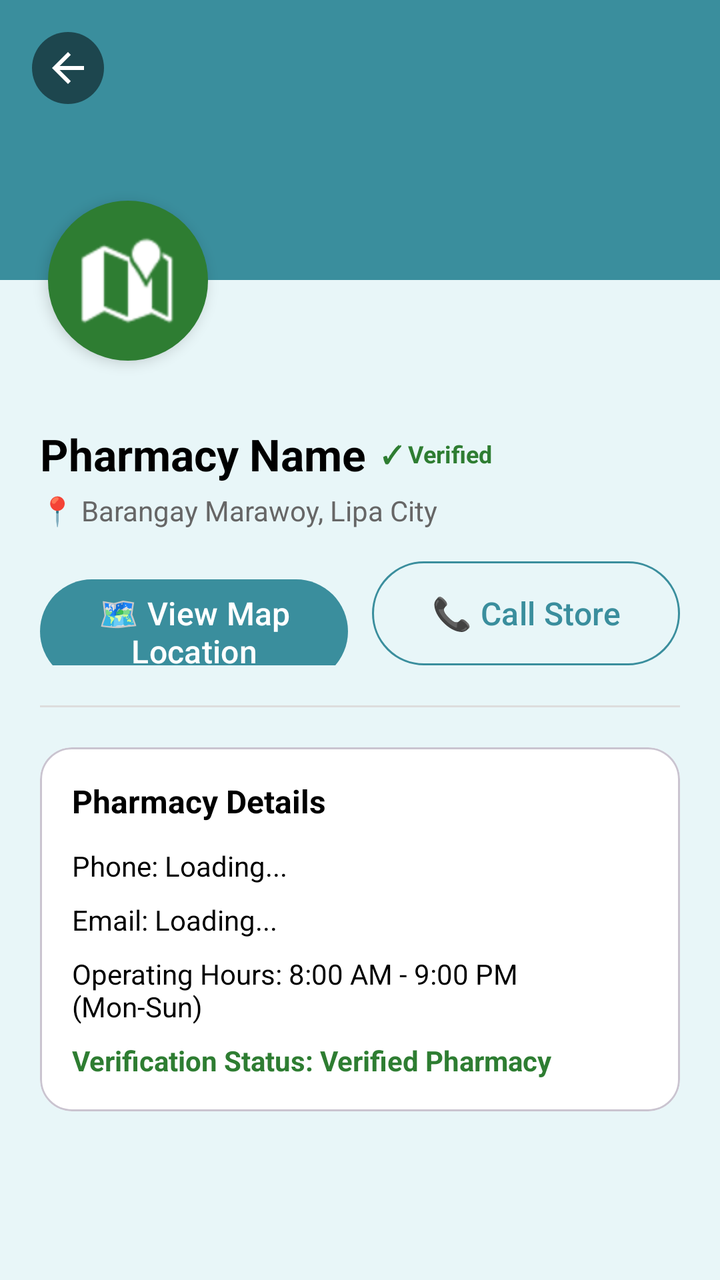
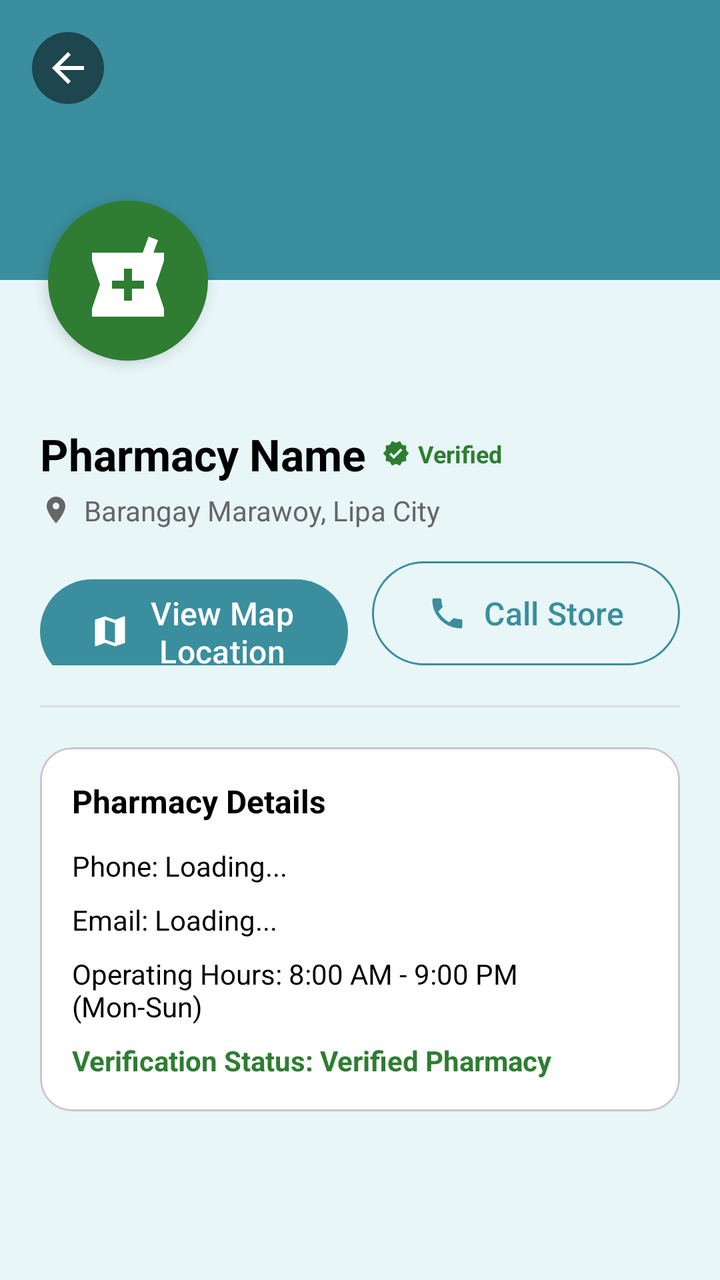

Screens rendered from an Android XML layout before and after an edit, with the pre-edit source and the edit as a unified diff.
<!-- AndroidManifest.xml: application theme Theme.PharmaFind -->
<!-- res/layout/activity_pharmacy_profile.xml -->
<?xml version="1.0" encoding="utf-8"?>
<androidx.constraintlayout.widget.ConstraintLayout xmlns:android="http://schemas.android.com/apk/res/android"
    xmlns:app="http://schemas.android.com/apk/res-auto"
    android:layout_width="match_parent"
    android:layout_height="match_parent"
    android:background="@color/background_light">

    
    <View
        android:id="@+id/coverHeader"
        android:layout_width="match_parent"
        android:layout_height="140dp"
        android:background="@color/primary_teal"
        app:layout_constraintTop_toTopOf="parent" />

    <ImageButton
        android:id="@+id/btnBackPharmacyProfile"
        android:layout_width="36dp"
        android:layout_height="36dp"
        android:layout_margin="16dp"
        android:background="@drawable/circle_background"
        android:backgroundTint="#80000000"
        android:contentDescription="Back"
        android:src="@drawable/ic_arrow_back"
        app:tint="@color/white"
        app:layout_constraintStart_toStartOf="parent"
        app:layout_constraintTop_toTopOf="parent" />

    
    <ImageView
        android:id="@+id/ivPharmacyProfileAvatar"
        android:layout_width="80dp"
        android:layout_height="80dp"
        android:layout_marginStart="24dp"
        android:layout_marginTop="-40dp"
        android:background="@drawable/circle_background"
        android:backgroundTint="#2E7D32"
        android:contentDescription="Pharmacy Avatar"
        android:elevation="4dp"
        android:padding="16dp"
        android:src="@android:drawable/ic_dialog_map"
        app:tint="@color/white"
        app:layout_constraintStart_toStartOf="parent"
        app:layout_constraintTop_toBottomOf="@id/coverHeader" />

    <ScrollView
        android:layout_width="match_parent"
        android:layout_height="0dp"
        android:layout_marginTop="12dp"
        app:layout_constraintBottom_toBottomOf="parent"
        app:layout_constraintTop_toBottomOf="@id/ivPharmacyProfileAvatar">

        <LinearLayout
            android:layout_width="match_parent"
            android:layout_height="wrap_content"
            android:orientation="vertical"
            android:padding="20dp">

            
            <LinearLayout
                android:layout_width="wrap_content"
                android:layout_height="wrap_content"
                android:gravity="center_vertical"
                android:orientation="horizontal">

                <TextView
                    android:id="@+id/tvPharmacyNameTitle"
                    android:layout_width="wrap_content"
                    android:layout_height="wrap_content"
                    android:text="Pharmacy Name"
                    android:textColor="@color/black"
                    android:textSize="22sp"
                    android:textStyle="bold" />

                <TextView
                    android:id="@+id/tvPharmacyVerifiedBadge"
                    android:layout_width="wrap_content"
                    android:layout_height="wrap_content"
                    android:layout_marginStart="8dp"
                    android:text="✓ Verified"
                    android:textColor="#2E7D32"
                    android:textSize="12sp"
                    android:textStyle="bold" />

            </LinearLayout>

            <TextView
                android:id="@+id/tvPharmacyAddress"
                android:layout_width="wrap_content"
                android:layout_height="wrap_content"
                android:layout_marginTop="4dp"
                android:text="📍 Barangay Marawoy, Lipa City"
                android:textColor="@color/text_gray"
                android:textSize="14sp" />

            
            <LinearLayout
                android:layout_width="match_parent"
                android:layout_height="wrap_content"
                android:layout_marginTop="16dp"
                android:orientation="horizontal">

                <com.google.android.material.button.MaterialButton
                    style="@style/Widget.PharmaFind.Button"
                    android:id="@+id/btnOpenMaps"
                    android:layout_width="0dp"
                    android:layout_marginEnd="6dp"
                    android:layout_weight="1"
                    android:text="🗺️ View Map Location" />

                <com.google.android.material.button.MaterialButton
                    style="@style/Widget.PharmaFind.Button.Outlined"
                    android:id="@+id/btnCallPharmacy"
                    android:layout_width="0dp"
                    android:layout_marginStart="6dp"
                    android:layout_weight="1"
                    android:text="📞 Call Store" />

            </LinearLayout>

            <View
                android:layout_width="match_parent"
                android:layout_height="1dp"
                android:layout_marginVertical="20dp"
                android:background="@color/divider_color" />

            
            <com.google.android.material.card.MaterialCardView
                android:layout_width="match_parent"
                android:layout_height="wrap_content"
                app:cardBackgroundColor="@color/white"
                app:cardCornerRadius="16dp"
                app:cardElevation="1dp">

                <LinearLayout
                    android:layout_width="match_parent"
                    android:layout_height="wrap_content"
                    android:orientation="vertical"
                    android:padding="16dp">

                    <TextView
                        android:layout_width="wrap_content"
                        android:layout_height="wrap_content"
                        android:text="Pharmacy Details"
                        android:textColor="@color/black"
                        android:textSize="16sp"
                        android:textStyle="bold" />

                    <TextView
                        android:id="@+id/tvContactInfo"
                        android:layout_width="wrap_content"
                        android:layout_height="wrap_content"
                        android:layout_marginTop="12dp"
                        android:text="Phone: Loading..."
                        android:textColor="@color/black"
                        android:textSize="14sp" />

                    <TextView
                        android:id="@+id/tvEmailInfo"
                        android:layout_width="wrap_content"
                        android:layout_height="wrap_content"
                        android:layout_marginTop="8dp"
                        android:text="Email: Loading..."
                        android:textColor="@color/black"
                        android:textSize="14sp" />

                    <TextView
                        android:id="@+id/tvOperatingHours"
                        android:layout_width="wrap_content"
                        android:layout_height="wrap_content"
                        android:layout_marginTop="8dp"
                        android:text="Operating Hours: 8:00 AM - 9:00 PM (Mon-Sun)"
                        android:textColor="@color/black"
                        android:textSize="14sp" />

                    <TextView
                        android:id="@+id/tvStatusInfo"
                        android:layout_width="wrap_content"
                        android:layout_height="wrap_content"
                        android:layout_marginTop="8dp"
                        android:text="Verification Status: Verified Pharmacy"
                        android:textColor="#2E7D32"
                        android:textSize="14sp"
                        android:textStyle="bold" />

                </LinearLayout>

            </com.google.android.material.card.MaterialCardView>

        </LinearLayout>
    </ScrollView>

</androidx.constraintlayout.widget.ConstraintLayout>
<!-- resources referenced by this layout -->
<resources>
  <style name="Widget.PharmaFind.Button" parent="Widget.Material3.Button">
          <item name="android:layout_height">52dp</item>
          <item name="android:insetTop">0dp</item>
          <item name="android:insetBottom">0dp</item>
          <item name="cornerRadius">26dp</item>
          <item name="backgroundTint">@color/primary_teal</item>
          <item name="android:textColor">@color/white</item>
          <item name="android:textSize">16sp</item>
          <item name="android:textAllCaps">false</item>
      </style>
  <style name="Widget.PharmaFind.Button.Outlined" parent="Widget.Material3.Button.OutlinedButton">
          <item name="android:layout_height">52dp</item>
          <item name="android:insetTop">0dp</item>
          <item name="android:insetBottom">0dp</item>
          <item name="cornerRadius">26dp</item>
          <item name="strokeColor">@color/primary_teal</item>
          <item name="android:textColor">@color/primary_teal</item>
          <item name="android:textSize">16sp</item>
          <item name="android:textAllCaps">false</item>
      </style>
  <!-- unchanged entries left out for length: 20 -->
</resources>

<!-- the commit's change to res/layout/activity_pharmacy_profile.xml (unified diff, before → after) -->
@@ -38,7 +38,7 @@
         android:contentDescription="Pharmacy Avatar"
         android:elevation="4dp"
         android:padding="16dp"
-        android:src="@android:drawable/ic_dialog_map"
+        android:src="@drawable/ic_local_pharmacy"
         app:tint="@color/white"
         app:layout_constraintStart_toStartOf="parent"
         app:layout_constraintTop_toBottomOf="@id/coverHeader" />
@@ -77,7 +77,10 @@
                     android:layout_width="wrap_content"
                     android:layout_height="wrap_content"
                     android:layout_marginStart="8dp"
-                    android:text="✓ Verified"
+                    android:drawablePadding="4dp"
+                    android:drawableStart="@drawable/ic_verified_14"
+                    android:drawableTint="#2E7D32"
+                    android:text="Verified"
                     android:textColor="#2E7D32"
                     android:textSize="12sp"
                     android:textStyle="bold" />
@@ -89,7 +92,10 @@
                 android:layout_width="wrap_content"
                 android:layout_height="wrap_content"
                 android:layout_marginTop="4dp"
-                android:text="📍 Barangay Marawoy, Lipa City"
+                android:drawablePadding="6dp"
+                android:drawableStart="@drawable/ic_location_on_16"
+                android:drawableTint="@color/text_gray"
+                android:text="Barangay Marawoy, Lipa City"
                 android:textColor="@color/text_gray"
                 android:textSize="14sp" />
 
@@ -106,7 +112,8 @@
                     android:layout_width="0dp"
                     android:layout_marginEnd="6dp"
                     android:layout_weight="1"
-                    android:text="🗺️ View Map Location" />
+                    app:icon="@drawable/ic_map"
+                    android:text="View Map Location" />
 
                 <com.google.android.material.button.MaterialButton
                     style="@style/Widget.PharmaFind.Button.Outlined"
@@ -114,7 +121,8 @@
                     android:layout_width="0dp"
                     android:layout_marginStart="6dp"
                     android:layout_weight="1"
-                    android:text="📞 Call Store" />
+                    app:icon="@drawable/ic_call"
+                    android:text="Call Store" />
 
             </LinearLayout>
 
<!-- resource entries referenced after the edit -->
@@ -1,6 +1,64 @@
 <!-- resources referenced by this layout -->
 <resources>
+  <!-- drawable ic_call (drawable) -->
+  <?xml version="1.0" encoding="utf-8"?>
+  <vector xmlns:android="http://schemas.android.com/apk/res/android"
+      android:width="24dp"
+      android:height="24dp"
+      android:viewportWidth="24"
+      android:viewportHeight="24">
+      <path
+          android:fillColor="#FF000000"
+          android:pathData="M6.62,10.79c1.44,2.83 3.76,5.14 6.59,6.59l2.2,-2.2c0.27,-0.27 0.67,-0.36 1.02,-0.24 1.12,0.37 2.33,0.57 3.57,0.57 0.55,0 1,0.45 1,1V20c0,0.55 -0.45,1 -1,1 -9.39,0 -17,-7.61 -17,-17 0,-0.55 0.45,-1 1,-1h3.5c0.55,0 1,0.45 1,1 0,1.25 0.2,2.45 0.57,3.57 0.11,0.35 0.03,0.74 -0.25,1.02l-2.2,2.2z" />
+  </vector>
+  <!-- drawable ic_local_pharmacy (drawable) -->
+  <?xml version="1.0" encoding="utf-8"?>
+  <vector xmlns:android="http://schemas.android.com/apk/res/android"
+      android:width="24dp"
+      android:height="24dp"
+      android:viewportWidth="24"
+      android:viewportHeight="24">
+      <path
+          android:fillColor="#FF000000"
+          android:pathData="M21,5h-2.64l1.14,-3.14L17.15,1l-1.46,4H3v2l2,6 -2,6v2h18v-2l-2,-6 2,-6V5zM16,14h-3v3h-2v-3H8v-2h3V9h2v3h3v2z" />
+  </vector>
+  <!-- drawable ic_location_on_16 (drawable) -->
+  <?xml version="1.0" encoding="utf-8"?>
+  <vector xmlns:android="http://schemas.android.com/apk/res/android"
+      android:width="16dp"
+      android:height="16dp"
+      android:viewportWidth="24"
+      android:viewportHeight="24">
+      <path
+          android:fillColor="#FF000000"
+          android:pathData="M12,2C8.13,2 5,5.13 5,9c0,5.25 7,13 7,13s7,-7.75 7,-13c0,-3.87 -3.13,-7 -7,-7zM12,11.5c-1.38,0 -2.5,-1.12 -2.5,-2.5s1.12,-2.5 2.5,-2.5 2.5,1.12 2.5,2.5 -1.12,2.5 -2.5,2.5z" />
+  </vector>
+  <!-- drawable ic_map (drawable) -->
+  <?xml version="1.0" encoding="utf-8"?>
+  <vector xmlns:android="http://schemas.android.com/apk/res/android"
+      android:width="24dp"
+      android:height="24dp"
+      android:viewportWidth="24"
+      android:viewportHeight="24">
+      <path
+          android:fillColor="#FF000000"
+          android:pathData="M20.5,3l-0.16,0.03L15,5.1 9,3 3.36,4.9c-0.21,0.07 -0.36,0.25 -0.36,0.48V20.5c0,0.28 0.22,0.5 0.5,0.5l0.16,-0.03L9,18.9l6,2.1 5.64,-1.9c0.21,-0.07 0.36,-0.25 0.36,-0.48V3.5c0,-0.28 -0.22,-0.5 -0.5,-0.5zM15,19l-6,-2.11V5l6,2.11V19z" />
+  </vector>
+  <!-- drawable ic_verified_14 (drawable) -->
+  <?xml version="1.0" encoding="utf-8"?>
+  <vector xmlns:android="http://schemas.android.com/apk/res/android"
+      android:width="14dp"
+      android:height="14dp"
+      android:viewportWidth="24"
+      android:viewportHeight="24">
+      <path
+          android:fillColor="#FF000000"
+          android:pathData="M23,12l-2.44,-2.79 0.34,-3.69 -3.61,-0.82 -1.89,-3.2L12,2.96 8.6,1.5 6.71,4.69 3.1,5.5 3.44,9.2 1,12l2.44,2.79 -0.34,3.7 3.61,0.82L8.6,22.5l3.4,-1.47 3.4,1.46 1.89,-3.19 3.61,-0.82 -0.34,-3.69L23,12zM10.09,16.72l-3.8,-3.81 1.48,-1.48 2.32,2.33 5.85,-5.87 1.48,1.48 -7.33,7.35z" />
+  </vector>
   <style name="Widget.PharmaFind.Button" parent="Widget.Material3.Button">
+          <item name="iconGravity">textStart</item>
+          <item name="iconSize">20dp</item>
+          <item name="iconPadding">8dp</item>
           <item name="android:layout_height">52dp</item>
           <item name="android:insetTop">0dp</item>
           <item name="android:insetBottom">0dp</item>
@@ -11,6 +69,9 @@
           <item name="android:textAllCaps">false</item>
       </style>
   <style name="Widget.PharmaFind.Button.Outlined" parent="Widget.Material3.Button.OutlinedButton">
+          <item name="iconGravity">textStart</item>
+          <item name="iconSize">20dp</item>
+          <item name="iconPadding">8dp</item>
           <item name="android:layout_height">52dp</item>
           <item name="android:insetTop">0dp</item>
           <item name="android:insetBottom">0dp</item>
